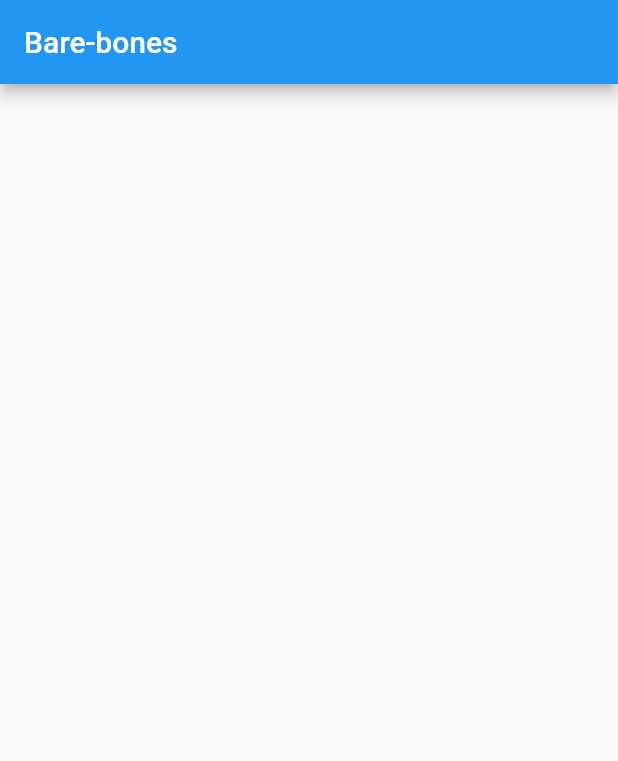
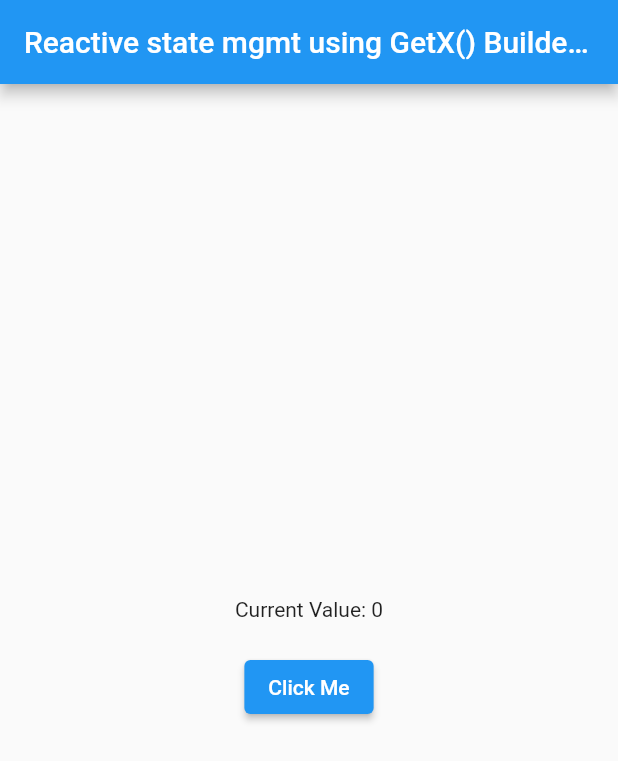
Before and after one commit to abhishek-toppersnotes/learning-getx, a Flutter app: the screen it shows after launch, on a phone screen of 412 x 824 dp. Shown: the top 761 px of the screen. Run offline on Flutter 3.47's test engine with Material 2 defaults, Android fonts, the phone set to English and light mode, and no system bars; our stand-ins replace get.

Commit message:
Reactive state mgmt using GetX() Builder function

```diff
--- /dev/null
+++ b/lib/increment_controller.dart
@@ -0,0 +1,10 @@
+import 'package:get/get.dart';
+
+// We can define a getxController to seperate the business logic from the ui logic
+class IncrementController extends GetxController {
+  RxInt counterValue = 0.obs;
+
+  void increment() {
+    counterValue.value++;
+  }
+}
--- a/lib/main.dart
+++ b/lib/main.dart
@@ -1,13 +1,24 @@
+// ignore_for_file: prefer_const_constructors, prefer_const_literals_to_create_immutables
+
 import 'package:flutter/material.dart';
+import 'package:get/get.dart';
+import 'package:getx1/increment_controller.dart';
 
 void main() {
-  runApp(const MyApp());
+  runApp(MyApp());
 }
 
 class MyApp extends StatelessWidget {
-  const MyApp({Key? key}) : super(key: key);
+  MyApp({Key? key}) : super(key: key);
 
-  static const String title = "Bare-bones";
+  static const String title =
+      "Reactive state mgmt using GetX() Builder function";
+
+  // ? We can't use 'static' here
+  // ? Need to ask why that is so?
+  // ? I have used static controller in lecture9 as well, and there it works as expected
+  final IncrementController incrementController = Get.put(
+      IncrementController()); // ! NOT just IncrementController(), must use Get.put()
 
   @override
   Widget build(BuildContext context) {
@@ -18,6 +29,49 @@ class MyApp extends StatelessWidget {
         appBar: AppBar(
           title: const Text(title),
         ),
+        body: Center(
+          child: Column(
+            mainAxisSize: MainAxisSize.min,
+            children: [
+              GetX<IncrementController>(
+                // If we don't define [init] of GetX, we must have a controller initialized to use the value
+                // Otherwise, it will throw error
+                //
+                // If we have initialized the controller else where, we can
+                // init: IncrementController(),
+
+                builder: (controller) {
+                  // If we are using [init]
+                  // return Text(
+                  //     "Current Value: ${controller.counterValue.value}");
+
+                  // If we are having an instance defined somewhere else, [currentValue] received
+                  // is not even required
+                  return Text(
+                      "Current Value: ${incrementController.counterValue.value}");
+
+                  // return Container();
+                },
+              ),
+              SizedBox(
+                height: 20,
+              ),
+              ElevatedButton(
+                onPressed: () {
+                  // If we have used the [init] parameter of the GetX builder to initialize the controller,
+                  // then we must first find the instance of that controller
+                  //
+                  // Use this only if we don't have the instance available here
+                  // Get.find<IncrementController>().increment();
+
+                  // If we have access to the [IncrementController] direcly
+                  incrementController.increment();
+                },
+                child: Text("Click Me"),
+              ),
+            ],
+          ),
+        ),
       ),
     );
   }
```
Also changed, not shown: 1 other file.
